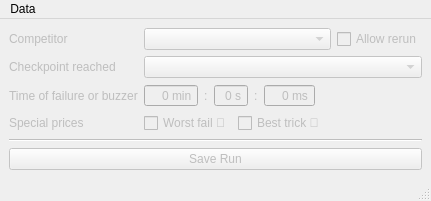
Above: code/ncm_win_resultentering_stage.ui from DavidEilenstein/Ninja_Competition_Manager before the change. Below: the same form after it.
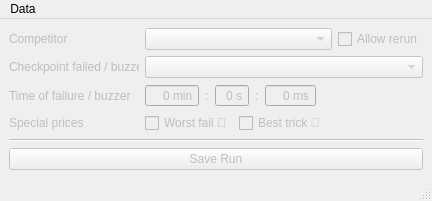
That is the form after the change.

What changed in the file:
```diff
--- a/code/ncm_win_resultentering_stage.ui
+++ b/code/ncm_win_resultentering_stage.ui
@@ -20,15 +20,39 @@
    <layout class="QGridLayout" name="gridLayout">
     <item row="2" column="0">
      <widget class="QLabel" name="label_3">
+      <property name="minimumSize">
+       <size>
+        <width>130</width>
+        <height>0</height>
+       </size>
+      </property>
+      <property name="maximumSize">
+       <size>
+        <width>130</width>
+        <height>16777215</height>
+       </size>
+      </property>
       <property name="text">
-       <string>Time of failure or buzzer</string>
+       <string>Time of failure / buzzer</string>
       </property>
      </widget>
     </item>
     <item row="1" column="0">
      <widget class="QLabel" name="label_2">
+      <property name="minimumSize">
+       <size>
+        <width>130</width>
+        <height>0</height>
+       </size>
+      </property>
+      <property name="maximumSize">
+       <size>
+        <width>130</width>
+        <height>16777215</height>
+       </size>
+      </property>
       <property name="text">
-       <string>Checkpoint reached</string>
+       <string>Checkpoint failed / buzzer</string>
       </property>
      </widget>
     </item>
@@ -41,6 +65,18 @@
     </item>
     <item row="0" column="0">
      <widget class="QLabel" name="label">
+      <property name="minimumSize">
+       <size>
+        <width>130</width>
+        <height>0</height>
+       </size>
+      </property>
+      <property name="maximumSize">
+       <size>
+        <width>130</width>
+        <height>16777215</height>
+       </size>
+      </property>
       <property name="text">
        <string>Competitor</string>
       </property>
@@ -55,6 +91,18 @@
     </item>
     <item row="3" column="0">
      <widget class="QLabel" name="label_4">
+      <property name="minimumSize">
+       <size>
+        <width>130</width>
+        <height>0</height>
+       </size>
+      </property>
+      <property name="maximumSize">
+       <size>
+        <width>130</width>
+        <height>16777215</height>
+       </size>
+      </property>
       <property name="text">
        <string>Special prices</string>
       </property>
```
